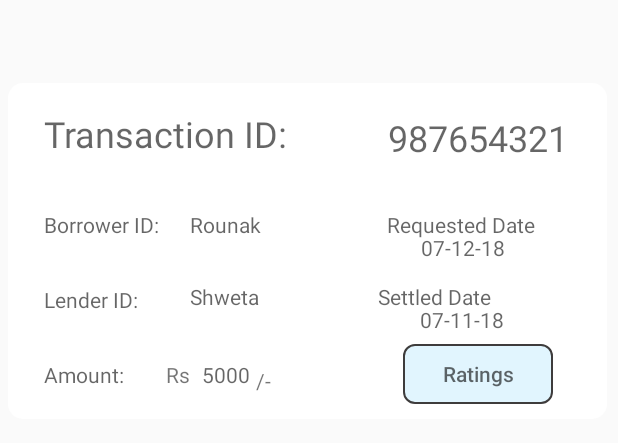
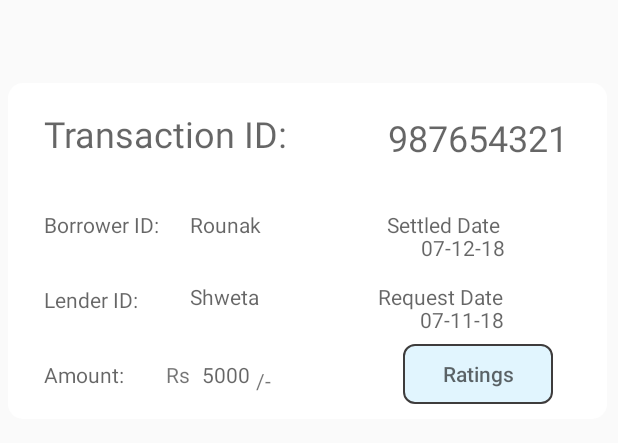
Before and after one commit to shweta0310/Unknown_Borrower, an Android app: the layout transaction_cards.xml on its own in the app's theme, with its tools: preview values and no code run, on a phone screen of 412 x 824 dp. Shown: the top 443 px of the screen. Run offline under Robolectric (Android 15) with nearby library versions, the phone set to English and light mode, and no system bars; network calls fail.

Commit message:
slight change in transaction date

```diff
--- a/app/src/main/res/values/strings.xml
+++ b/app/src/main/res/values/strings.xml
@@ -46,8 +46,8 @@
     <string name="org">Microsoft, India</string>
     <string name="gender">M</string>
     <string name="name">Nisarg S. Joshi</string>
-    <string name="request_date">Requested Date</string>
-    <string name="setlle_date">Settled Date</string>
+    <string name="request_date">Settled Date</string>
+    <string name="setlle_date">Request Date</string>
     <string name="ratingbutton">Ratings</string>
 
 </resources>
```
